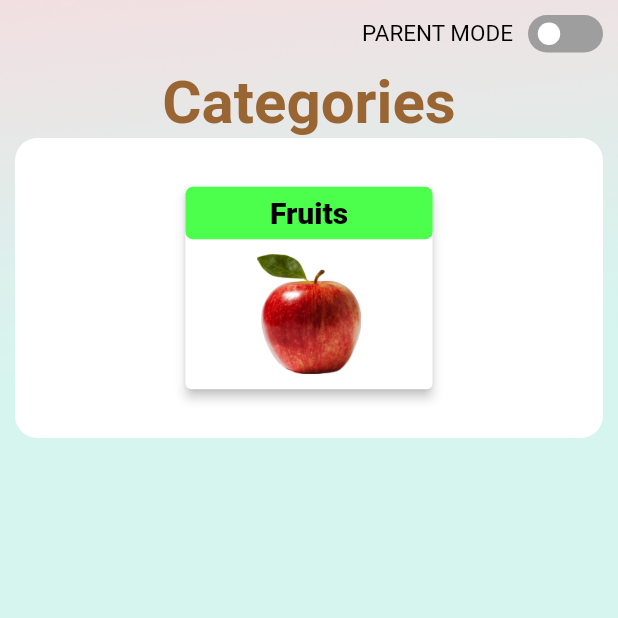
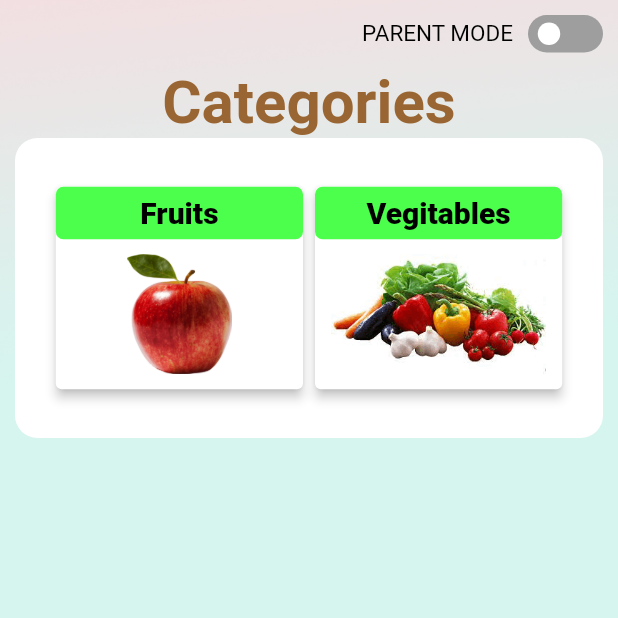
Before and after one commit to nadeeshapathiraja/asd_app_flutter, a Flutter app: the DisplayCatergory screen opened directly, on a phone screen of 412 x 824 dp, the top half of it. Run offline on Flutter 3.47's test engine with Material 2 defaults, Android fonts, the phone set to English and light mode, and no system bars; drawn by our look-alikes of flutter_switch.

Commit message:
Display Ctergory section done

```diff
--- a/lib/components/custom_card.dart
+++ b/lib/components/custom_card.dart
@@ -7,9 +7,15 @@ class CustomCard extends StatelessWidget {
   const CustomCard({
     Key? key,
     required this.size,
+    this.onTap,
+    required this.assetName,
+    required this.title,
   }) : super(key: key);
 
   final Size size;
+  final Function()? onTap;
+  final String title;
+  final String assetName;
 
   @override
   Widget build(BuildContext context) {
@@ -17,7 +23,7 @@ class CustomCard extends StatelessWidget {
       elevation: 3,
       child: InkWell(
         splashColor: Colors.green[200],
-        onTap: () {},
+        onTap: onTap,
         child: Column(
           children: [
             Container(
@@ -29,7 +35,7 @@ class CustomCard extends StatelessWidget {
               ),
               child: Center(
                 child: CustomText(
-                  text: "Fruits",
+                  text: title,
                   fontsize: 20,
                   fontWeight: FontWeight.w900,
                 ),
@@ -41,7 +47,7 @@ class CustomCard extends StatelessWidget {
               child: Padding(
                 padding: const EdgeInsets.all(10.0),
                 child: Image.asset(
-                  Constants.imageAssets("apple.png"),
+                  Constants.imageAssets(assetName),
                 ),
               ),
             ),
--- a/lib/views/category_screens/display_catergory.dart
+++ b/lib/views/category_screens/display_catergory.dart
@@ -69,21 +69,41 @@ class _DisplayCatergoryState extends State<DisplayCatergory> {
                     fontsize: 40,
                     color: darkColor,
                   ),
-                  Container(
+                  Expanded(
+                    child: SingleChildScrollView(
+                      child: Container(
                         width: size.width,
                         // height: size.height * 0.8,
                         decoration: BoxDecoration(
                           borderRadius: BorderRadius.circular(15),
                           color: kwhite,
                         ),
-                    child: Row(
+                        child: Column(
+                          children: [
+                            Row(
                               mainAxisAlignment: MainAxisAlignment.center,
                               children: [
-                        CustomCard(size: size),
+                                //Custom Card for display catergories
+                                CustomCard(
+                                  size: size,
+                                  assetName: "apple.png",
+                                  title: "Fruits",
+                                  onTap: () {},
+                                ),
+                                CustomCard(
+                                  size: size,
+                                  assetName: "vegi.png",
+                                  title: "Vegitables",
+                                  onTap: () {},
+                                ),
                                 SizedBox(
                                   height: 200,
                                 )
                               ],
+                            ),
+                          ],
+                        ),
+                      ),
                     ),
                   )
                 ],
```
Lines whose indentation alone changed are shown as unchanged.
